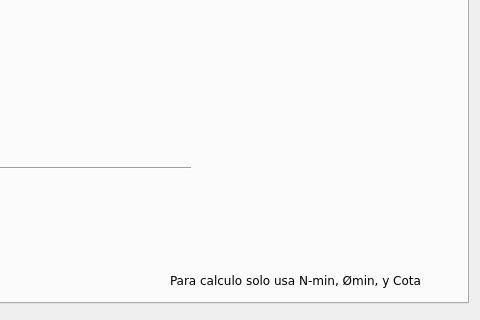
Old version of the form ui_files/herramienta_trapecios_v15.ui in the repository Sady-Guzman/herramienta_practica; both pictures show x 682 to 1162 and y 357 to 677 of the 1162 by 677 pixel window.
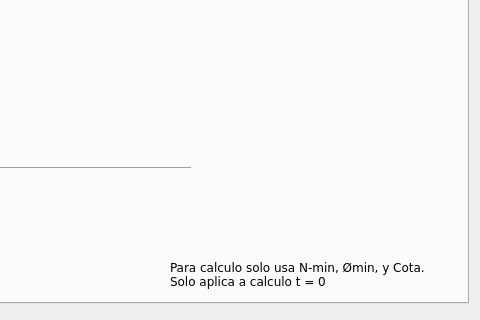
New version of the form. The open tabs and pages were chosen to show the change. Icons and pictures are not drawn.

Commit message: agrega path para windows en base de datos.

```diff
--- a/ui_files/herramienta_trapecios_v15.ui
+++ b/ui_files/herramienta_trapecios_v15.ui
@@ -1330,13 +1330,16 @@
      <property name="geometry">
       <rect>
        <x>840</x>
-       <y>600</y>
+       <y>589</y>
        <width>281</width>
-       <height>20</height>
+       <height>31</height>
       </rect>
      </property>
      <property name="text">
-      <string>Para calculo solo usa N-min, Ømin, y Cota</string>
+      <string>Para calculo solo usa N-min, Ømin, y Cota. Solo aplica a calculo t = 0</string>
+     </property>
+     <property name="wordWrap">
+      <bool>true</bool>
      </property>
     </widget>
    </widget>
```
Left out of the diff: 2 changed lines with no effect on the pictures. The commit also changes 2 other files.
